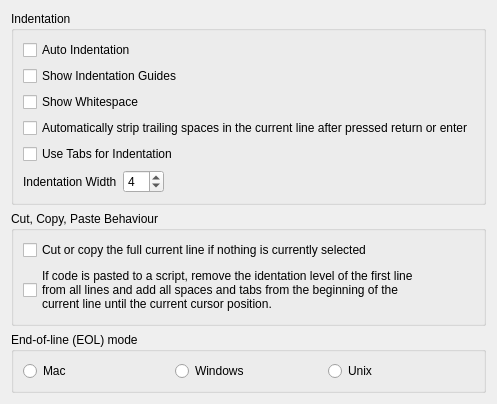
First picture: the form in Qitom/ui/widgetPropEditorGeneral.ui, repository itom-project/itom, before the edit.
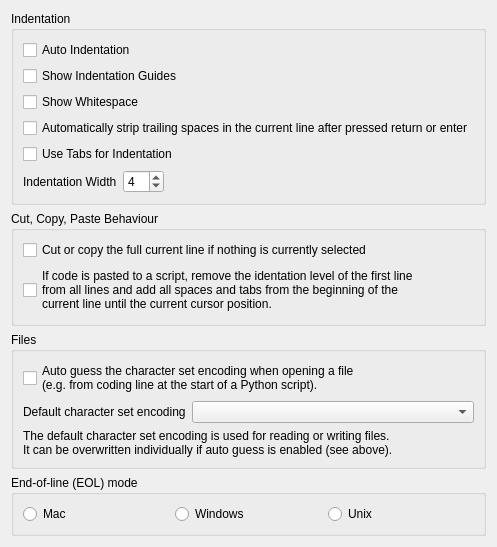
Second picture: the form after the edit.

Commit message: more steps for consistent encoding in Python scripts. The default encoding can be set in the property dialog. UTF-8 is default. However, the encoding of a file can also be guessed from the BOM or #coding= tag.

```diff
--- a/Qitom/ui/widgetPropEditorGeneral.ui
+++ b/Qitom/ui/widgetPropEditorGeneral.ui
@@ -6,8 +6,8 @@
    <rect>
     <x>0</x>
     <y>0</y>
-    <width>487</width>
-    <height>372</height>
+    <width>452</width>
+    <height>503</height>
    </rect>
   </property>
   <property name="minimumSize">
@@ -134,6 +134,51 @@
        </layout>
       </widget>
      </item>
+     <item>
+      <widget class="QGroupBox" name="groupBox_2">
+       <property name="minimumSize">
+        <size>
+         <width>0</width>
+         <height>0</height>
+        </size>
+       </property>
+       <property name="title">
+        <string>Files</string>
+       </property>
+       <layout class="QVBoxLayout" name="verticalLayout_3">
+        <item>
+         <widget class="QCheckBox" name="checkAutoDetectEncoding">
+          <property name="text">
+           <string>Auto guess the character set encoding when opening a file 
+(e.g. from coding line at the start of a Python script).</string>
+          </property>
+         </widget>
+        </item>
+        <item>
+         <layout class="QHBoxLayout" name="horizontalLayout_3" stretch="1,6">
+          <item>
+           <widget class="QLabel" name="label_2">
+            <property name="text">
+             <string>Default character set encoding</string>
+            </property>
+           </widget>
+          </item>
+          <item>
+           <widget class="QComboBox" name="comboEncoding"/>
+          </item>
+         </layout>
+        </item>
+        <item>
+         <widget class="QLabel" name="label_3">
+          <property name="text">
+           <string>The default character set encoding is used for reading or writing files. 
+It can be overwritten individually if auto guess is enabled (see above).</string>
+          </property>
+         </widget>
+        </item>
+       </layout>
+      </widget>
+     </item>
      <item>
       <widget class="QGroupBox" name="groupEolMode">
        <property name="title">
```
The commit also changes 13 other files.
